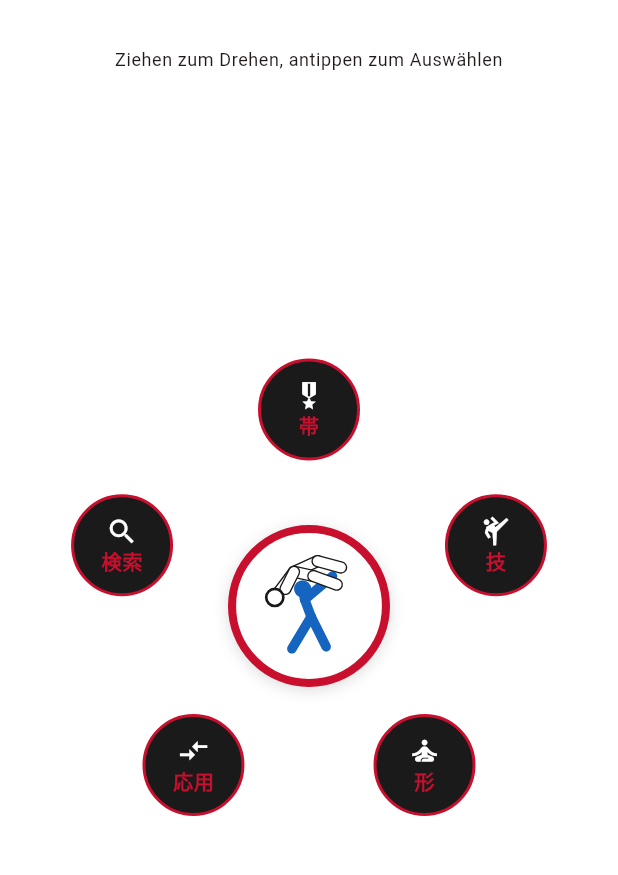
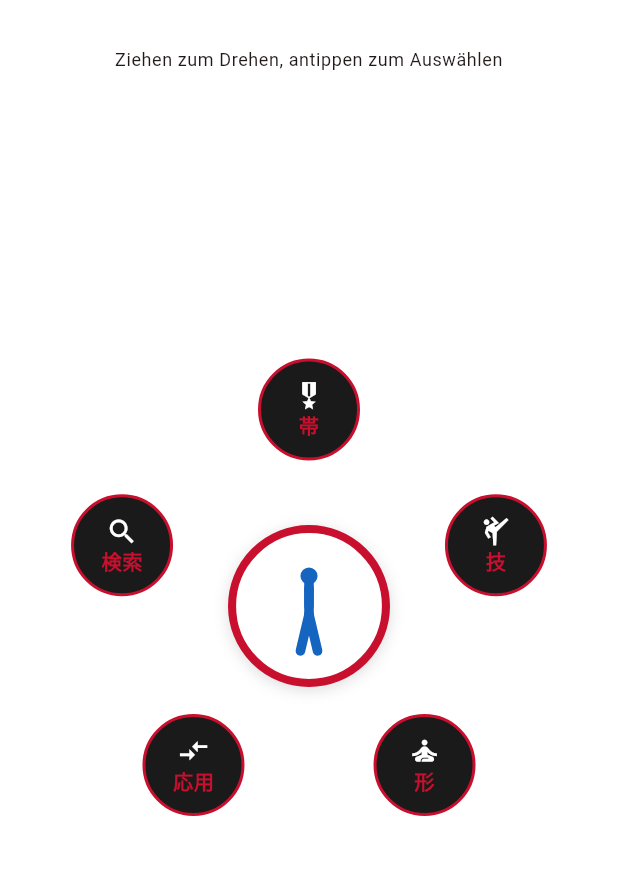
Before and after one commit to emiliosalomon/Judo-App, a Flutter app: the screen it shows after launch, on a phone screen of 412 x 824 dp, the part 84-959 px from its top. Run offline on Flutter 3.47's test engine with Material 3 defaults, Android fonts, the phone set to English and light mode, and no system bars; our stand-ins replace shared_preferences.

Commit message:
Animate the wheel logo: throw motion while dragging, then bow
JudoLogo now reacts to the wheel's drag state instead of always
showing a static throw pose:
- Idle: Tori stands upright, no Uke visible
- While dragging: blends into the throwing pose (Uke fades in), and
  spins together with the wheel's live rotation angle
- On release: blends back to standing upright, then plays a bow (rei)
  animation once before settling

JudoThrowPainter now takes throwBlend/bowBlend (0-1) and interpolates
between three named ToriPose keyframes (standing/throwing/bowing)
instead of a single fixed pose; Uke's opacity fades with throwBlend.
tool/generate_icons.dart is unaffected (throwBlend defaults to 1, same
throwing pose as before).

Co-Authored-By: Claude Sonnet 5 <noreply@anthropic.com>
Claude-Session: https://claude.ai/code/session_01CyXS9ev5Tbd6ivhFxKuEjM

```diff
--- a/lib/widgets/category_wheel.dart
+++ b/lib/widgets/category_wheel.dart
@@ -24,6 +24,7 @@ class _CategoryWheelState extends State<CategoryWheel> {
   double _rotation = 0;
   double _dragStartRotation = 0;
   Offset? _dragStartFocal;
+  bool _isDragging = false;
 
   @override
   Widget build(BuildContext context) {
@@ -42,6 +43,7 @@ class _CategoryWheelState extends State<CategoryWheel> {
             onPanStart: (details) {
               _dragStartRotation = _rotation;
               _dragStartFocal = details.localPosition - center;
+              setState(() => _isDragging = true);
             },
             onPanUpdate: (details) {
               final focal = _dragStartFocal;
@@ -53,10 +55,16 @@ class _CategoryWheelState extends State<CategoryWheel> {
                 _rotation = _dragStartRotation + (currentAngle - startAngle);
               });
             },
+            onPanEnd: (_) => setState(() => _isDragging = false),
+            onPanCancel: () => setState(() => _isDragging = false),
             child: Stack(
               alignment: Alignment.center,
               children: [
-                const JudoLogo(size: 108),
+                JudoLogo(
+                  size: 108,
+                  isDragging: _isDragging,
+                  wheelRotation: _rotation,
+                ),
                 for (var i = 0; i < count; i++)
                   _wheelItem(
                     category: widget.categories[i],
--- a/lib/widgets/judo_logo.dart
+++ b/lib/widgets/judo_logo.dart
@@ -2,22 +2,80 @@ import 'package:flutter/material.dart';
 import '../theme/judo_theme.dart';
 import 'judo_throw_painter.dart';
 
-/// App-Logo: zwei Judoka im Wurf (Tori blau, Uke weiss/schwarz umrandet),
-/// als eigene Vektor-Illustration gezeichnet (siehe JudoThrowPainter).
-class JudoLogo extends StatelessWidget {
+/// App-Logo: stilisierter Judoka, der beim Drehen des Auswahlrads einen
+/// Wurfansatz zeigt (inkl. Uke), danach wieder aufrecht steht und sich
+/// verbeugt. Reagiert auf [isDragging]/[wheelRotation] von CategoryWheel.
+class JudoLogo extends StatefulWidget {
   final double size;
+  final bool isDragging;
+  final double wheelRotation;
 
-  const JudoLogo({super.key, this.size = 120});
+  const JudoLogo({
+    super.key,
+    this.size = 120,
+    this.isDragging = false,
+    this.wheelRotation = 0,
+  });
+
+  @override
+  State<JudoLogo> createState() => _JudoLogoState();
+}
+
+class _JudoLogoState extends State<JudoLogo> with TickerProviderStateMixin {
+  late final AnimationController _throwController;
+  late final AnimationController _bowController;
+
+  @override
+  void initState() {
+    super.initState();
+    _throwController = AnimationController(
+      vsync: this,
+      duration: const Duration(milliseconds: 250),
+      value: widget.isDragging ? 1 : 0,
+    );
+    _bowController = AnimationController(
+      vsync: this,
+      duration: const Duration(milliseconds: 450),
+    );
+  }
+
+  @override
+  void didUpdateWidget(covariant JudoLogo oldWidget) {
+    super.didUpdateWidget(oldWidget);
+    if (widget.isDragging && !oldWidget.isDragging) {
+      _bowController.stop();
+      _bowController.value = 0;
+      _throwController.animateTo(1, curve: Curves.easeOut);
+    } else if (!widget.isDragging && oldWidget.isDragging) {
+      _throwController
+          .animateTo(0, curve: Curves.easeIn)
+          .then((_) => _playBow());
+    }
+  }
+
+  Future<void> _playBow() async {
+    if (!mounted) return;
+    await _bowController.forward();
+    if (!mounted) return;
+    await _bowController.reverse();
+  }
+
+  @override
+  void dispose() {
+    _throwController.dispose();
+    _bowController.dispose();
+    super.dispose();
+  }
 
   @override
   Widget build(BuildContext context) {
     return Container(
-      width: size,
-      height: size,
+      width: widget.size,
+      height: widget.size,
       decoration: BoxDecoration(
         shape: BoxShape.circle,
         color: JudoColors.white,
-        border: Border.all(color: JudoColors.red, width: size * 0.05),
+        border: Border.all(color: JudoColors.red, width: widget.size * 0.05),
         boxShadow: [
           BoxShadow(
             color: JudoColors.black.withValues(alpha: 0.15),
@@ -28,9 +86,22 @@ class JudoLogo extends StatelessWidget {
       ),
       child: ClipOval(
         child: Padding(
-          padding: EdgeInsets.all(size * 0.12),
+          padding: EdgeInsets.all(widget.size * 0.12),
           child: SizedBox.expand(
-            child: CustomPaint(painter: const JudoThrowPainter()),
+            child: AnimatedBuilder(
+              animation: Listenable.merge([_throwController, _bowController]),
+              builder: (context, _) {
+                return Transform.rotate(
+                  angle: widget.isDragging ? widget.wheelRotation : 0,
+                  child: CustomPaint(
+                    painter: JudoThrowPainter(
+                      throwBlend: _throwController.value,
+                      bowBlend: _bowController.value,
+                    ),
+                  ),
+                );
+              },
+            ),
           ),
         ),
       ),
--- a/lib/widgets/judo_throw_painter.dart
+++ b/lib/widgets/judo_throw_painter.dart
@@ -1,33 +1,94 @@
 import 'package:flutter/material.dart';
 import '../theme/judo_theme.dart';
 
-/// Zeichnet zwei stilisierte Judoka in einer Wurfszene (Schulterwurf-Silhouette):
-/// Tori (blauer Kimono) gebeugt nach vorn, Uke (weisser Kimono, schwarze
-/// Kontur) wird ueber die Schulter geworfen. Eigene Vektor-Illustration
-/// (kein Fremdmaterial), Koordinaten in einem 100x100-Raster.
+/// Gelenkpunkte fuer eine Tori-Pose (Kopf/Schulter/Hueft/Fuesse/Hand),
+/// interpolierbar zwischen Posen (stehend/werfend/verbeugend).
+class ToriPose {
+  final Offset head;
+  final Offset shoulder;
+  final Offset hip;
+  final Offset footLeft;
+  final Offset footRight;
+  final Offset hand;
+
+  const ToriPose({
+    required this.head,
+    required this.shoulder,
+    required this.hip,
+    required this.footLeft,
+    required this.footRight,
+    required this.hand,
+  });
+
+  static ToriPose lerp(ToriPose a, ToriPose b, double t) {
+    return ToriPose(
+      head: Offset.lerp(a.head, b.head, t)!,
+      shoulder: Offset.lerp(a.shoulder, b.shoulder, t)!,
+      hip: Offset.lerp(a.hip, b.hip, t)!,
+      footLeft: Offset.lerp(a.footLeft, b.footLeft, t)!,
+      footRight: Offset.lerp(a.footRight, b.footRight, t)!,
+      hand: Offset.lerp(a.hand, b.hand, t)!,
+    );
+  }
+}
+
+/// Aufrechter Ruhestand, Arme an der Seite.
+const toriStanding = ToriPose(
+  head: Offset(50, 22),
+  shoulder: Offset(50, 34),
+  hip: Offset(50, 58),
+  footLeft: Offset(42, 92),
+  footRight: Offset(58, 92),
+  hand: Offset(50, 50),
+);
+
+/// Dynamischer Wurfansatz (Schulterwurf-Silhouette), Greifarm nach oben.
+const toriThrowing = ToriPose(
+  head: Offset(35, 30),
+  shoulder: Offset(40, 42),
+  hip: Offset(52, 65),
+  footLeft: Offset(25, 95),
+  footRight: Offset(68, 92),
+  hand: Offset(78, 20),
+);
+
+/// Verbeugung (Rei): Oberkoerper nach vorn geneigt, Beine bleiben stehen.
+const toriBowing = ToriPose(
+  head: Offset(50, 48),
+  shoulder: Offset(50, 46),
+  hip: Offset(50, 58),
+  footLeft: Offset(42, 92),
+  footRight: Offset(58, 92),
+  hand: Offset(44, 58),
+);
+
+const _ukeHead = Offset(18, 42);
+const _ukeHip = Offset(36, 18);
+const _ukeKneeA = Offset(58, 8);
+const _ukeFootA = Offset(80, 14);
+const _ukeKneeB = Offset(54, 22);
+const _ukeFootB = Offset(76, 30);
+const _ukeTrailingArm = Offset(28, 34);
+
+/// Zeichnet den stilisierten Judoka (Tori, blauer Kimono) und - waehrend
+/// [throwBlend] > 0 - Uke (weisser Kimono, schwarze Kontur) in einer
+/// Wurfszene. Eigene Vektor-Illustration, Koordinaten in einem
+/// 100x100-Raster.
+///
+/// [throwBlend]: 0 = stehend/verbeugend, 1 = voller Wurfansatz (Uke sichtbar).
+/// [bowBlend]: 0 = neutral, 1 = verbeugt. Wird nur wirksam, wenn throwBlend
+/// nahe 0 ist (man verbeugt sich nicht waehrend eines Wurfs).
 ///
 /// Koerper werden vor den Koepfen gezeichnet, damit sich ueberlappende
 /// Gliedmassen nie einen Kopf verdecken.
 class JudoThrowPainter extends CustomPainter {
-  const JudoThrowPainter();
+  final double throwBlend;
+  final double bowBlend;
+
+  const JudoThrowPainter({this.throwBlend = 1, this.bowBlend = 0});
 
   static const _limbWidthFactor = 0.09;
   static const _headRadiusFactor = 0.08;
-
-  static const _toriHead = Offset(44, 34);
-  static const _toriShoulder = Offset(46, 44);
-  static const _toriHip = Offset(52, 60);
-  static const _toriFootLeft = Offset(34, 90);
-  static const _toriFootRight = Offset(66, 88);
-  static const _toriGripHand = Offset(72, 22);
-
-  static const _ukeHead = Offset(18, 42);
-  static const _ukeHip = Offset(36, 18);
-  static const _ukeKneeA = Offset(58, 8);
-  static const _ukeFootA = Offset(80, 14);
-  static const _ukeKneeB = Offset(54, 22);
-  static const _ukeFootB = Offset(76, 30);
-  static const _ukeTrailingArm = Offset(28, 34);
 
   @override
   void paint(Canvas canvas, Size size) {
@@ -35,47 +96,52 @@ class JudoThrowPainter extends CustomPainter {
     canvas.save();
     canvas.scale(scale, scale);
 
-    _paintToriBody(canvas);
-    _paintUkeBody(canvas);
+    final basePose = ToriPose.lerp(toriStanding, toriBowing, bowBlend);
+    final pose = ToriPose.lerp(basePose, toriThrowing, throwBlend);
+
+    _paintToriBody(canvas, pose);
+    if (throwBlend > 0.02) {
+      _paintUkeBody(canvas, throwBlend);
+    }
     // Koepfe zuletzt, damit sie nie von Gliedmassen verdeckt werden.
-    _paintToriHead(canvas);
-    _paintUkeHead(canvas);
+    _paintToriHead(canvas, pose);
+    if (throwBlend > 0.02) {
+      _paintUkeHead(canvas, throwBlend);
+    }
 
     canvas.restore();
   }
 
-  void _paintToriBody(Canvas canvas) {
+  void _paintToriBody(Canvas canvas, ToriPose pose) {
     final limb = Paint()
       ..color = JudoColors.blue
       ..strokeWidth = 100 * _limbWidthFactor
       ..strokeCap = StrokeCap.round
       ..style = PaintingStyle.stroke;
 
-    // Beine (stabiler Stand)
-    canvas.drawLine(_toriHip, _toriFootLeft, limb);
-    canvas.drawLine(_toriHip, _toriFootRight, limb);
-    // Rumpf + Greifarm nach oben zu Uke
-    canvas.drawLine(_toriHip, _toriShoulder, limb);
-    canvas.drawLine(_toriShoulder, _toriHead, limb);
-    canvas.drawLine(_toriShoulder, _toriGripHand, limb);
+    canvas.drawLine(pose.hip, pose.footLeft, limb);
+    canvas.drawLine(pose.hip, pose.footRight, limb);
+    canvas.drawLine(pose.hip, pose.shoulder, limb);
+    canvas.drawLine(pose.shoulder, pose.head, limb);
+    canvas.drawLine(pose.shoulder, pose.hand, limb);
   }
 
-  void _paintToriHead(Canvas canvas) {
+  void _paintToriHead(Canvas canvas, ToriPose pose) {
     canvas.drawCircle(
-      _toriHead,
+      pose.head,
       100 * _headRadiusFactor,
       Paint()..color = JudoColors.blue,
     );
   }
 
-  void _paintUkeBody(Canvas canvas) {
+  void _paintUkeBody(Canvas canvas, double opacity) {
     final outline = Paint()
-      ..color = JudoColors.black
+      ..color = JudoColors.black.withValues(alpha: opacity)
       ..strokeWidth = 100 * _limbWidthFactor + 2.5
       ..strokeCap = StrokeCap.round
       ..style = PaintingStyle.stroke;
     final limb = Paint()
-      ..color = JudoColors.white
+      ..color = JudoColors.white.withValues(alpha: opacity)
       ..strokeWidth = 100 * _limbWidthFactor
       ..strokeCap = StrokeCap.round
       ..style = PaintingStyle.stroke;
@@ -94,22 +160,23 @@ class JudoThrowPainter extends CustomPainter {
     boneLine(_ukeHip, _ukeTrailingArm);
   }
 
-  void _paintUkeHead(Canvas canvas) {
+  void _paintUkeHead(Canvas canvas, double opacity) {
     canvas.drawCircle(
       _ukeHead,
       100 * _headRadiusFactor,
-      Paint()..color = JudoColors.white,
+      Paint()..color = JudoColors.white.withValues(alpha: opacity),
     );
     canvas.drawCircle(
       _ukeHead,
       100 * _headRadiusFactor,
       Paint()
-        ..color = JudoColors.black
+        ..color = JudoColors.black.withValues(alpha: opacity)
         ..strokeWidth = 2.5
         ..style = PaintingStyle.stroke,
     );
   }
 
   @override
-  bool shouldRepaint(covariant CustomPainter oldDelegate) => false;
+  bool shouldRepaint(covariant JudoThrowPainter oldDelegate) =>
+      oldDelegate.throwBlend != throwBlend || oldDelegate.bowBlend != bowBlend;
 }
```
Also changed, not shown: 1 other file.
